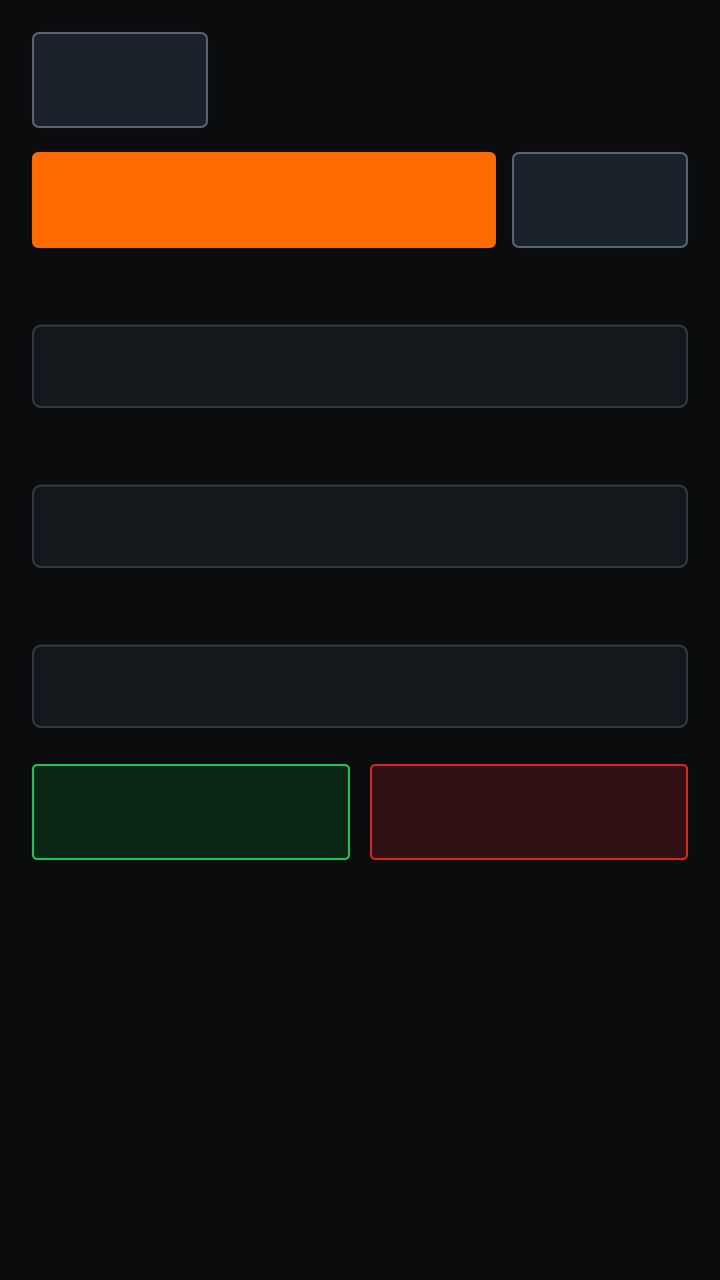
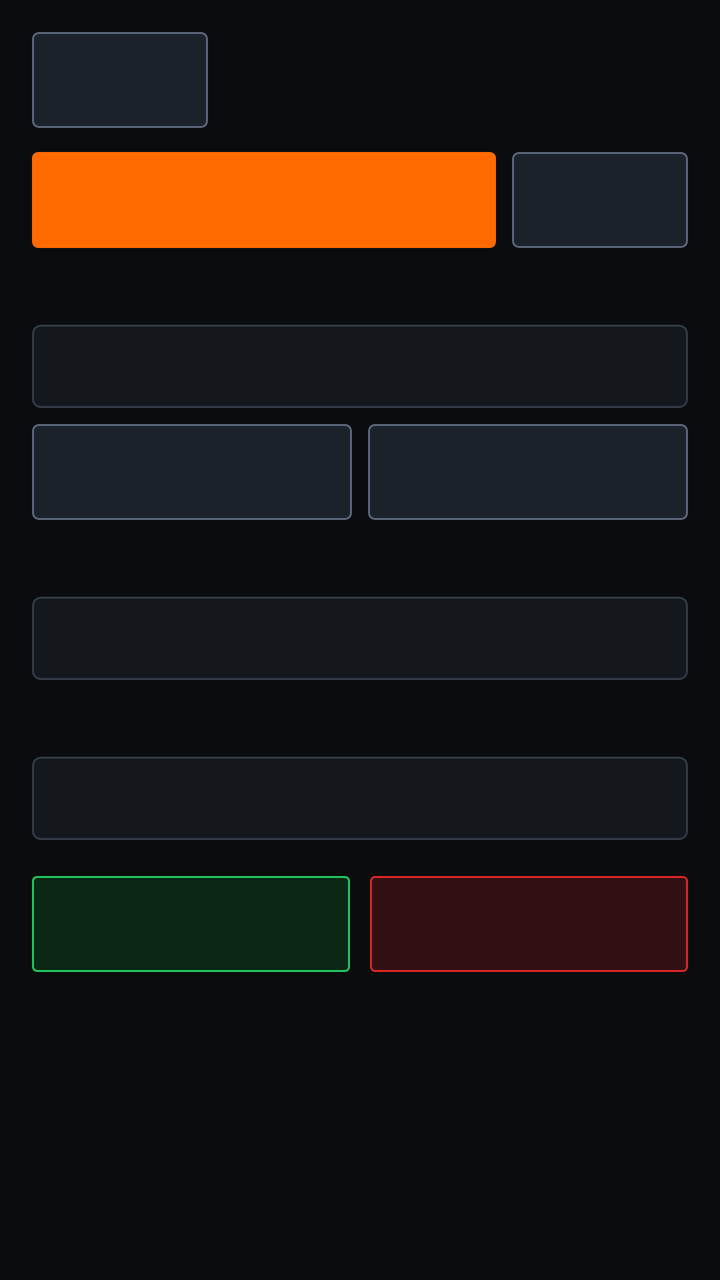

The first picture is an Android layout as it rendered before a commit; the second is the same layout after the commit. The layout source and the unified diff follow.
<!-- AndroidManifest.xml: activity theme Theme.SanepoUnitCheck -->
<!-- res/layout/activity_connectivity_test.xml -->
<?xml version="1.0" encoding="utf-8"?>
<ScrollView xmlns:android="http://schemas.android.com/apk/res/android"
    android:id="@+id/rootConnectivityTest"
    android:layout_width="match_parent"
    android:layout_height="match_parent"
    android:background="@color/bg_canvas"
    android:clipToPadding="false">

    <LinearLayout
        android:layout_width="match_parent"
        android:layout_height="wrap_content"
        android:orientation="vertical"
        android:padding="16dp">

        <TextView
            android:id="@+id/tvWizardStep"
            android:layout_width="match_parent"
            android:layout_height="wrap_content"
            android:layout_marginBottom="10dp"
            android:background="@drawable/bg_badge_warn"
            android:paddingHorizontal="10dp"
            android:paddingVertical="6dp"
            android:textColor="@color/status_warn_fg"
            android:textSize="12sp"
            android:textStyle="bold"
            android:visibility="gone" />

        <LinearLayout
            android:layout_width="match_parent"
            android:layout_height="wrap_content"
            android:gravity="center_vertical"
            android:orientation="horizontal">

            <Button
                android:id="@+id/btnBackConn"
                android:layout_width="wrap_content"
                android:layout_height="48dp"
                android:background="@drawable/bg_btn_secondary"
                android:focusable="true"
                android:paddingHorizontal="14dp"
                android:textColor="@color/text_primary" />

            <TextView
                android:id="@+id/tvConnTitle"
                android:layout_width="0dp"
                android:layout_height="wrap_content"
                android:layout_marginStart="12dp"
                android:layout_weight="1"
                android:textColor="@color/text_primary"
                android:textSize="18sp"
                android:textStyle="bold" />
        </LinearLayout>

        <LinearLayout
            android:layout_width="match_parent"
            android:layout_height="wrap_content"
            android:layout_marginTop="12dp"
            android:orientation="horizontal">

            <Button
                android:id="@+id/btnReqRfPerms"
                android:layout_width="0dp"
                android:layout_height="48dp"
                android:layout_weight="1"
                android:background="@drawable/bg_btn_primary"
                android:focusable="true"
                android:textColor="@color/text_on_accent"
                android:textStyle="bold" />

            <Button
                android:id="@+id/btnRefreshRf"
                android:layout_width="wrap_content"
                android:layout_height="48dp"
                android:layout_marginStart="8dp"
                android:background="@drawable/bg_btn_secondary"
                android:focusable="true"
                android:paddingHorizontal="16dp"
                android:textColor="@color/text_primary" />
        </LinearLayout>

        <TextView
            android:id="@+id/tvConnCellHeader"
            style="@style/TechSectionHeader"
            android:layout_width="match_parent"
            android:layout_height="wrap_content"
            android:layout_marginTop="16dp" />

        <TextView
            android:id="@+id/tvConnCellDetails"
            style="@style/TechValueMono"
            android:layout_width="match_parent"
            android:layout_height="wrap_content"
            android:layout_marginTop="6dp"
            android:background="@drawable/bg_card_sharp"
            android:lineSpacingExtra="4dp"
            android:padding="12dp"
            android:textColor="@color/text_secondary" />

        <TextView
            android:id="@+id/tvConnWifiBtHeader"
            style="@style/TechSectionHeader"
            android:layout_width="match_parent"
            android:layout_height="wrap_content"
            android:layout_marginTop="16dp" />

        <TextView
            android:id="@+id/tvConnWifiBtDetails"
            style="@style/TechValueMono"
            android:layout_width="match_parent"
            android:layout_height="wrap_content"
            android:layout_marginTop="6dp"
            android:background="@drawable/bg_card_sharp"
            android:lineSpacingExtra="4dp"
            android:padding="12dp"
            android:textColor="@color/text_secondary" />

        <TextView
            android:id="@+id/tvConnNfcGnssHeader"
            style="@style/TechSectionHeader"
            android:layout_width="match_parent"
            android:layout_height="wrap_content"
            android:layout_marginTop="16dp" />

        <TextView
            android:id="@+id/tvConnNfcGnssDetails"
            style="@style/TechValueMono"
            android:layout_width="match_parent"
            android:layout_height="wrap_content"
            android:layout_marginTop="6dp"
            android:background="@drawable/bg_card_sharp"
            android:lineSpacingExtra="4dp"
            android:padding="12dp"
            android:textColor="@color/text_secondary" />

        <LinearLayout
            android:layout_width="match_parent"
            android:layout_height="wrap_content"
            android:layout_marginTop="18dp"
            android:orientation="horizontal">

            <Button
                android:id="@+id/btnConnPass"
                android:layout_width="0dp"
                android:layout_height="48dp"
                android:layout_weight="1"
                android:background="@drawable/bg_badge_pass"
                android:focusable="true"
                android:textColor="@color/status_pass_fg"
                android:textStyle="bold" />

            <Button
                android:id="@+id/btnConnFail"
                android:layout_width="0dp"
                android:layout_height="48dp"
                android:layout_marginStart="10dp"
                android:layout_weight="1"
                android:background="@drawable/bg_badge_fail"
                android:focusable="true"
                android:textColor="@color/status_fail_fg"
                android:textStyle="bold" />
        </LinearLayout>
    </LinearLayout>
</ScrollView>
<!-- resources referenced by this layout -->
<resources>
  <color name="bg_canvas">#0A0C0E</color>
  <color name="status_fail_fg">#F87171</color>
  <color name="status_pass_fg">#4ADE80</color>
  <color name="status_warn_fg">#FBBF24</color>
  <color name="text_on_accent">#0A0C0E</color>
  <color name="text_primary">#F4F6F8</color>
  <color name="text_secondary">#C2CCD6</color>
  <!-- drawable bg_badge_fail (drawable) -->
  <?xml version="1.0" encoding="utf-8"?>
  <shape xmlns:android="http://schemas.android.com/apk/res/android" android:shape="rectangle">
      <solid android:color="@color/status_fail_bg" />
      <stroke android:width="1dp" android:color="@color/status_fail_border" />
      <corners android:radius="2dp" />
  </shape>
  <!-- drawable bg_badge_pass (drawable) -->
  <?xml version="1.0" encoding="utf-8"?>
  <shape xmlns:android="http://schemas.android.com/apk/res/android" android:shape="rectangle">
      <solid android:color="@color/status_pass_bg" />
      <stroke android:width="1dp" android:color="@color/status_pass_border" />
      <corners android:radius="2dp" />
  </shape>
  <!-- drawable bg_badge_warn (drawable) -->
  <?xml version="1.0" encoding="utf-8"?>
  <shape xmlns:android="http://schemas.android.com/apk/res/android" android:shape="rectangle">
      <solid android:color="@color/status_warn_bg" />
      <stroke android:width="1dp" android:color="@color/status_warn_border" />
      <corners android:radius="2dp" />
  </shape>
  <style name="TechSectionHeader">
          <item name="android:textSize">12sp</item>
          <item name="android:textStyle">bold</item>
          <item name="android:textColor">@color/accent_amber_text</item>
          <item name="android:letterSpacing">0.08</item>
      </style>
  <style name="TechValueMono">
          <item name="android:fontFamily">monospace</item>
          <item name="android:textColor">@color/text_primary</item>
          <item name="android:textSize">13sp</item>
      </style>
  <style name="Theme.SanepoUnitCheck" parent="Theme.AppCompat.NoActionBar">
          <item name="android:windowBackground">@color/bg_canvas</item>
          <item name="android:colorBackground">@color/bg_canvas</item>
          <item name="colorPrimary">@color/accent_amber</item>
          <item name="colorPrimaryDark">@color/bg_canvas</item>
          <item name="colorAccent">@color/accent_amber</item>
          <item name="android:textColorPrimary">@color/text_primary</item>
          <item name="android:textColorSecondary">@color/text_secondary</item>
          <item name="android:statusBarColor">@color/bg_canvas</item>
          <item name="android:navigationBarColor">@color/bg_canvas</item>
          <item name="android:windowLightStatusBar" tools:targetApi="23">false</item>
      </style>
  <color name="status_fail_bg">#311014</color>
  <color name="status_fail_border">#DC2626</color>
  <color name="status_pass_bg">#0B2816</color>
  <color name="status_pass_border">#22C55E</color>
  <color name="status_warn_bg">#2B1F06</color>
  <color name="status_warn_border">#D97706</color>
  <color name="accent_amber">#FF6B00</color>
  <color name="accent_amber_pressed">#E05D00</color>
  <color name="bg_well">#1C2229</color>
  <color name="border_focus">#FF8533</color>
  <color name="bg_well_pressed">#27303A</color>
  <color name="border_control">#5A6778</color>
  <color name="bg_surface">#14181D</color>
  <color name="border_sharp">#323A45</color>
  <color name="accent_amber_text">#FF8C38</color>
  <!-- unchanged entries left out for length: 3 -->
</resources>

<!-- the commit's change to res/layout/activity_connectivity_test.xml (unified diff, before → after) -->
@@ -96,6 +96,47 @@
             android:padding="12dp"
             android:textColor="@color/text_secondary" />
 
+        <LinearLayout
+            android:layout_width="match_parent"
+            android:layout_height="wrap_content"
+            android:layout_marginTop="8dp"
+            android:orientation="horizontal">
+
+            <Button
+                android:id="@+id/btnTestCellData"
+                android:layout_width="0dp"
+                android:layout_height="48dp"
+                android:layout_weight="1"
+                android:background="@drawable/bg_btn_secondary"
+                android:focusable="true"
+                android:textColor="@color/accent_amber_text"
+                android:textSize="12sp"
+                android:textStyle="bold" />
+
+            <Button
+                android:id="@+id/btnTestOperatorCall"
+                android:layout_width="0dp"
+                android:layout_height="48dp"
+                android:layout_marginStart="8dp"
+                android:layout_weight="1"
+                android:background="@drawable/bg_btn_secondary"
+                android:focusable="true"
+                android:textColor="@color/text_primary"
+                android:textSize="12sp" />
+        </LinearLayout>
+
+        <TextView
+            android:id="@+id/tvCellDataProbeResult"
+            style="@style/TechValueMono"
+            android:layout_width="match_parent"
+            android:layout_height="wrap_content"
+            android:layout_marginTop="6dp"
+            android:background="@drawable/bg_card_sharp"
+            android:padding="10dp"
+            android:textColor="@color/text_primary"
+            android:textSize="12sp"
+            android:visibility="gone" />
+
         <TextView
             android:id="@+id/tvConnWifiBtHeader"
             style="@style/TechSectionHeader"
